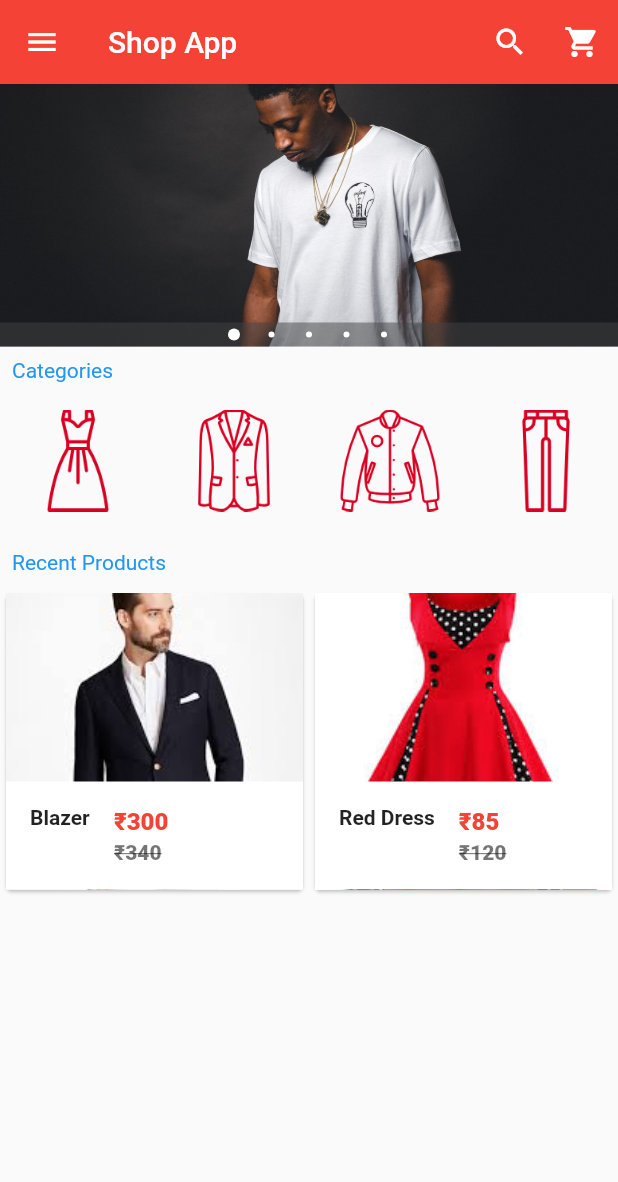
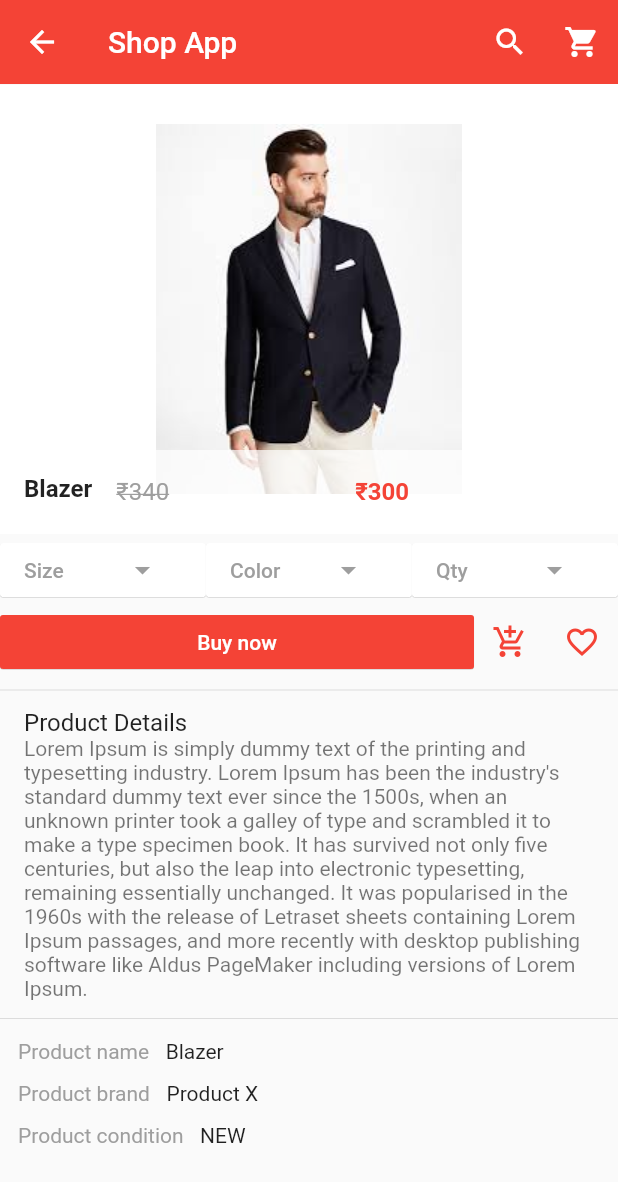
Before and after one commit to azharmarmu/shopping_cart, a Flutter app: the screen it shows after launch, after a tap on "Blazer", on a phone screen of 412 x 824 dp. Shown: the top 1182 px of the screen. Run offline on Flutter 3.47's test engine with Material 2 defaults, Android fonts, the phone set to English and light mode, and no system bars; drawn by our look-alikes of carousel_pro.

Commit message:
Adding Product Dummy Details

```diff
--- a/lib/components/horizontal_list.dart
+++ b/lib/components/horizontal_list.dart
@@ -4,7 +4,7 @@ class HorizontalList extends StatelessWidget {
   @override
   Widget build(BuildContext context) {
     return Container(
-      height: 80.0,
+      height: 100.0,
       child: ListView(
         scrollDirection: Axis.horizontal,
         children: <Widget>[
@@ -54,9 +54,9 @@ class Category extends StatelessWidget {
     return Padding(
       padding: const EdgeInsets.all(2.0),
       child: InkWell(
-        onTap: () {},
+        onTap: () => {},
         child: Container(
-          width: 100.0,
+          width: 80.0,
           child: ListTile(
             title: Image.asset(
               imageLocation,
@@ -65,7 +65,10 @@ class Category extends StatelessWidget {
             ),
             subtitle: Container(
               alignment: Alignment.topCenter,
-              child: Text(imageCaption),
+              child: Text(
+                imageCaption,
+                style: TextStyle(color: Colors.redAccent),
+              ),
             ),
           ),
         ),
--- a/lib/components/products_list.dart
+++ b/lib/components/products_list.dart
@@ -1,4 +1,5 @@
 import 'package:flutter/material.dart';
+import 'package:shopping_cart/pages/product_details.dart';
 
 class ProductsList extends StatefulWidget {
   @override
@@ -63,7 +64,13 @@ class Product extends StatelessWidget {
         tag: productName,
         child: Material(
           child: InkWell(
-            onTap: () {},
+            onTap: () => Navigator.of(context).push(MaterialPageRoute(
+                builder: (context) => ProductDetails(
+                      productName: productName,
+                      productPic: productPic,
+                      productOldPrice: productOldPrice,
+                      productNewPrice: productNewPrice,
+                    ))),
             child: GridTile(
                 footer: Container(
                   color: Colors.white,
--- a/lib/main.dart
+++ b/lib/main.dart
@@ -1,5 +1,5 @@
 import 'package:flutter/material.dart';
-import 'package:shopping_cart/home.dart';
+import 'package:shopping_cart/pages/home.dart';
 
 void main() => runApp(MyApp());
 
--- /dev/null
+++ b/lib/pages/product_details.dart
@@ -0,0 +1,277 @@
+import 'package:flutter/material.dart';
+
+class ProductDetails extends StatefulWidget {
+  final productName;
+  final productPic;
+  final productOldPrice;
+  final productNewPrice;
+
+  const ProductDetails(
+      {Key key,
+      this.productName,
+      this.productPic,
+      this.productOldPrice,
+      this.productNewPrice})
+      : super(key: key);
+
+  @override
+  _ProductDetailsState createState() => _ProductDetailsState();
+}
+
+class _ProductDetailsState extends State<ProductDetails> {
+  @override
+  Widget build(BuildContext context) {
+    Widget appBar = AppBar(
+      elevation: 0.1,
+      backgroundColor: Colors.red,
+      title: Text("Shop App"),
+      actions: <Widget>[
+        IconButton(
+            icon: Icon(Icons.search, color: Colors.white), onPressed: null),
+        IconButton(
+            icon: Icon(Icons.shopping_cart, color: Colors.white),
+            onPressed: null)
+      ],
+    );
+
+    Widget body = ListView(
+      children: <Widget>[
+        Container(
+          height: 300.0,
+          child: GridTile(
+            child: Container(
+              color: Colors.white,
+              child: Image.asset(widget.productPic),
+            ),
+            footer: Container(
+              color: Colors.white70,
+              child: ListTile(
+                leading: Text(
+                  widget.productName,
+                  style: TextStyle(
+                    fontWeight: FontWeight.bold,
+                    fontSize: 16.0,
+                  ),
+                ),
+                title: Row(
+                  children: <Widget>[
+                    Expanded(
+                      child: Text(
+                        "\u20B9${widget.productOldPrice}",
+                        style: TextStyle(
+                          color: Colors.grey,
+                          decoration: TextDecoration.lineThrough,
+                        ),
+                      ),
+                    ),
+                    Expanded(
+                      child: Text(
+                        "\u20B9${widget.productNewPrice}",
+                        style: TextStyle(
+                          fontWeight: FontWeight.bold,
+                          color: Colors.red,
+                        ),
+                      ),
+                    ),
+                  ],
+                ),
+              ),
+            ),
+          ),
+        ),
+        Row(
+          children: <Widget>[
+            Expanded(
+              child: MaterialButton(
+                onPressed: () {
+                  showDialog(
+                      context: context,
+                      builder: (context) {
+                        return AlertDialog(
+                          title: Text("Size"),
+                          content: Text("Choose the size"),
+                          actions: <Widget>[
+                            MaterialButton(
+                              onPressed: () {
+                                Navigator.of(context).pop();
+                              },
+                              child: Text("close"),
+                            ),
+                          ],
+                        );
+                      });
+                },
+                color: Colors.white,
+                textColor: Colors.grey,
+                elevation: 0.2,
+                child: Row(
+                  children: <Widget>[
+                    Expanded(
+                      child: Text("Size"),
+                    ),
+                    Expanded(
+                      child: Icon(Icons.arrow_drop_down),
+                    )
+                  ],
+                ),
+              ),
+            ),
+            Expanded(
+              child: MaterialButton(
+                onPressed: () {
+                  showDialog(
+                      context: context,
+                      builder: (context) {
+                        return AlertDialog(
+                          title: Text("Colors"),
+                          content: Text("Choose a color"),
+                          actions: <Widget>[
+                            MaterialButton(
+                              onPressed: () {
+                                Navigator.of(context).pop();
+                              },
+                              child: Text("close"),
+                            ),
+                          ],
+                        );
+                      });
+                },
+                color: Colors.white,
+                textColor: Colors.grey,
+                elevation: 0.2,
+                child: Row(
+                  children: <Widget>[
+                    Expanded(
+                      child: Text("Color"),
+                    ),
+                    Expanded(
+                      child: Icon(Icons.arrow_drop_down),
+                    )
+                  ],
+                ),
+              ),
+            ),
+            Expanded(
+              child: MaterialButton(
+                onPressed: () {
+                  showDialog(
+                      context: context,
+                      builder: (context) {
+                        return AlertDialog(
+                          title: Text("Quantity"),
+                          content: Text("Choose the quantity"),
+                          actions: <Widget>[
+                            MaterialButton(
+                              onPressed: () {
+                                Navigator.of(context).pop();
+                              },
+                              child: Text("close"),
+                            ),
+                          ],
+                        );
+                      });
+                },
+                color: Colors.white,
+                textColor: Colors.grey,
+                elevation: 0.2,
+                child: Row(
+                  children: <Widget>[
+                    Expanded(
+                      child: Text("Qty"),
+                    ),
+                    Expanded(
+                      child: Icon(Icons.arrow_drop_down),
+                    )
+                  ],
+                ),
+              ),
+            ),
+          ],
+        ),
+        Row(
+          children: <Widget>[
+            Expanded(
+              child: MaterialButton(
+                  onPressed: () {},
+                  color: Colors.red,
+                  textColor: Colors.white,
+                  elevation: 0.2,
+                  child: Text("Buy now")),
+            ),
+            IconButton(
+              onPressed: () {},
+              icon: Icon(
+                Icons.add_shopping_cart,
+                color: Colors.red,
+              ),
+            ),
+            IconButton(
+              onPressed: () {},
+              icon: Icon(
+                Icons.favorite_border,
+                color: Colors.red,
+              ),
+            ),
+          ],
+        ),
+        Divider(),
+        ListTile(
+          title: Text("Product Details"),
+          subtitle: Text(
+              "Lorem Ipsum is simply dummy text of the printing and typesetting industry. Lorem Ipsum has been the industry's standard dummy text ever since the 1500s, when an unknown printer took a galley of type and scrambled it to make a type specimen book. It has survived not only five centuries, but also the leap into electronic typesetting, remaining essentially unchanged. It was popularised in the 1960s with the release of Letraset sheets containing Lorem Ipsum passages, and more recently with desktop publishing software like Aldus PageMaker including versions of Lorem Ipsum."),
+        ),
+        Divider(),
+        Row(
+          children: <Widget>[
+            Padding(
+              padding: const EdgeInsets.fromLTRB(12.0, 6.0, 6.0, 6.0),
+              child: Text(
+                "Product name",
+                style: TextStyle(color: Colors.grey),
+              ),
+            ),
+            Padding(
+              padding: const EdgeInsets.all(5.0),
+              child: Text(widget.productName),
+            ),
+          ],
+        ),
+        Row(
+          children: <Widget>[
+            Padding(
+              padding: const EdgeInsets.fromLTRB(12.0, 6.0, 6.0, 6.0),
+              child: Text(
+                "Product brand",
+                style: TextStyle(color: Colors.grey),
+              ),
+            ),
+            Padding(
+              padding: const EdgeInsets.all(5.0),
+              child: Text("Product X"),
+            ),
+          ],
+        ),
+        Row(
+          children: <Widget>[
+            Padding(
+              padding: const EdgeInsets.fromLTRB(12.0, 6.0, 6.0, 6.0),
+              child: Text(
+                "Product condition",
+                style: TextStyle(color: Colors.grey),
+              ),
+            ),
+            Padding(
+              padding: const EdgeInsets.all(5.0),
+              child: Text("NEW"),
+            ),
+          ],
+        )
+      ],
+    );
+
+    return Scaffold(
+      appBar: appBar,
+      body: body,
+    );
+  }
+}
```
Also changed, not shown: lib/pages/home.dart (renamed from lib/home.dart).
